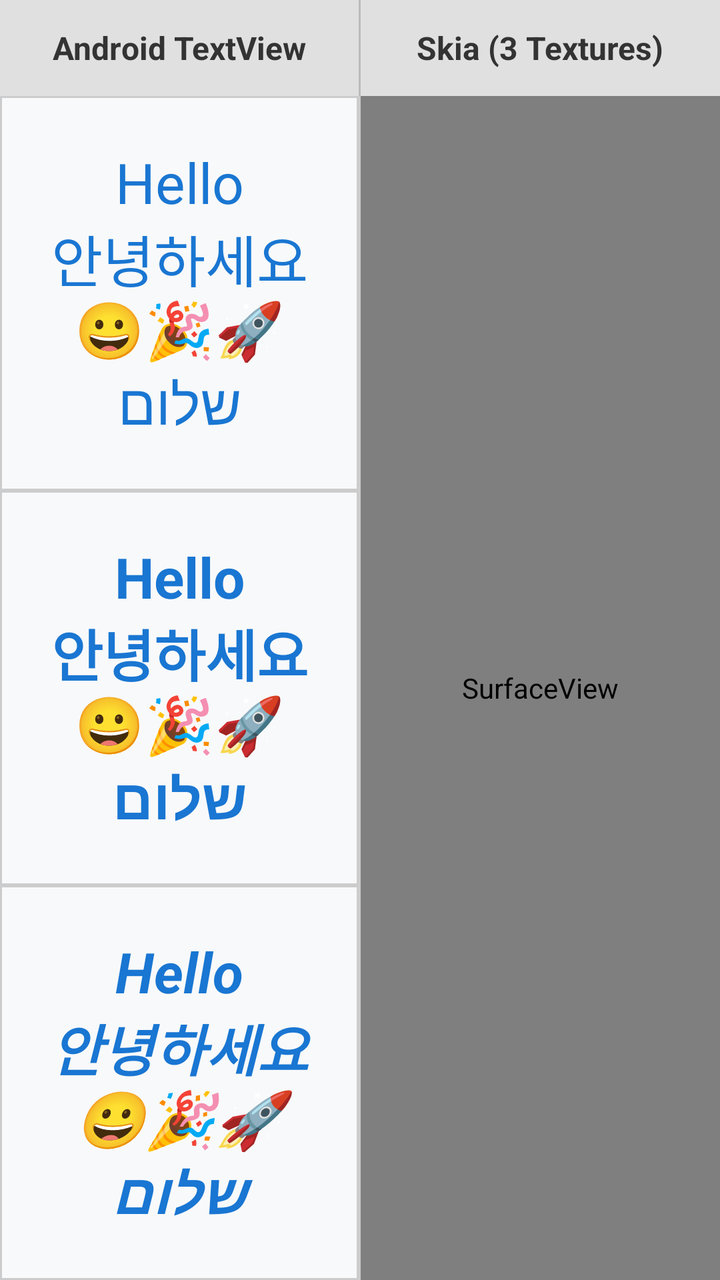
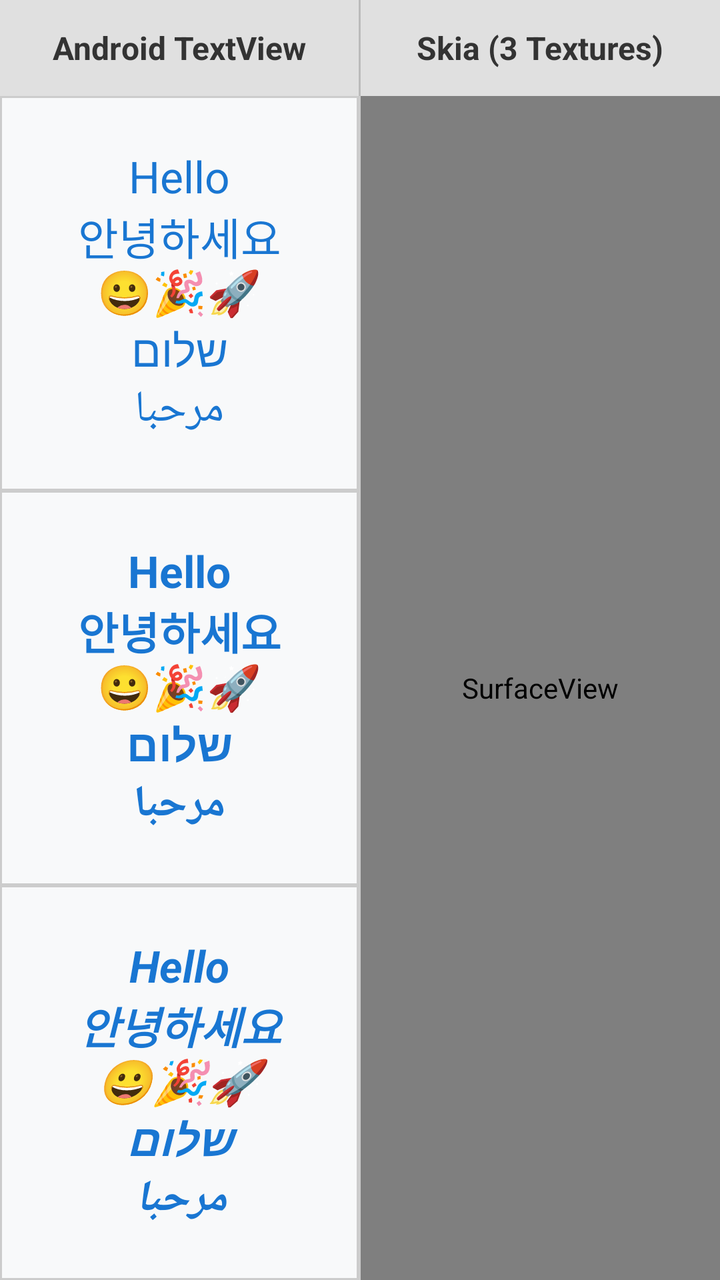

An Android layout rendered at two revisions. The XML below is the earlier revision; the diff shows what the commit changed to produce the second picture.
<!-- AndroidManifest.xml: application theme Theme.HelloSkia -->
<!-- res/layout/activity_main.xml -->
<?xml version="1.0" encoding="utf-8"?>
<LinearLayout xmlns:android="http://schemas.android.com/apk/res/android"
    android:layout_width="match_parent"
    android:layout_height="match_parent"
    android:orientation="vertical"
    android:background="#FFFFFF">

    
    <LinearLayout
        android:layout_width="match_parent"
        android:layout_height="48dp"
        android:orientation="horizontal"
        android:background="#E0E0E0">

        <TextView
            android:layout_width="0dp"
            android:layout_height="match_parent"
            android:layout_weight="1"
            android:gravity="center"
            android:text="Android TextView"
            android:textStyle="bold"
            android:textColor="#333333"
            android:textSize="16sp" />

        <View
            android:layout_width="1dp"
            android:layout_height="match_parent"
            android:background="#BBBBBB" />

        <TextView
            android:layout_width="0dp"
            android:layout_height="match_parent"
            android:layout_weight="1"
            android:gravity="center"
            android:text="Skia (3 Textures)"
            android:textStyle="bold"
            android:textColor="#333333"
            android:textSize="16sp" />
    </LinearLayout>

    
    <LinearLayout
        android:layout_width="match_parent"
        android:layout_height="0dp"
        android:layout_weight="1"
        android:orientation="horizontal">

        
        <LinearLayout
            android:id="@+id/leftColumn"
            android:layout_width="0dp"
            android:layout_height="match_parent"
            android:layout_weight="1"
            android:orientation="vertical">

            
            <TextView
                android:id="@+id/tvNormal"
                android:layout_width="match_parent"
                android:layout_height="0dp"
                android:layout_weight="1"
                android:background="@drawable/cell_border"
                android:fontFamily="sans-serif"
                android:gravity="center"
                android:text="@string/sample_cell_text"
                android:textColor="#1976D2"
                android:textSize="28sp"
                android:textStyle="normal" />

            
            <TextView
                android:id="@+id/tvBold"
                android:layout_width="match_parent"
                android:layout_height="0dp"
                android:layout_weight="1"
                android:background="@drawable/cell_border"
                android:fontFamily="sans-serif"
                android:gravity="center"
                android:text="@string/sample_cell_text"
                android:textColor="#1976D2"
                android:textSize="28sp"
                android:textStyle="bold" />

            
            <TextView
                android:id="@+id/tvBoldItalic"
                android:layout_width="match_parent"
                android:layout_height="0dp"
                android:layout_weight="1"
                android:background="@drawable/cell_border"
                android:fontFamily="sans-serif"
                android:gravity="center"
                android:text="@string/sample_cell_text"
                android:textColor="#1976D2"
                android:textSize="28sp"
                android:textStyle="bold|italic" />
        </LinearLayout>

        <View
            android:layout_width="1dp"
            android:layout_height="match_parent"
            android:background="#CCCCCC" />

        
        <SurfaceView
            android:id="@+id/surfaceView"
            android:layout_width="0dp"
            android:layout_height="match_parent"
            android:layout_weight="1" />
    </LinearLayout>

</LinearLayout>
<!-- resources referenced by this layout -->
<resources>
  <!-- drawable cell_border (drawable) -->
  <?xml version="1.0" encoding="utf-8"?>
  <shape xmlns:android="http://schemas.android.com/apk/res/android"
      android:shape="rectangle">
      <solid android:color="#F8F9FA" />
      <stroke
          android:width="1dp"
          android:color="#CCCCCC" />
  </shape>
  <string name="sample_cell_text">Hello\n안녕하세요\n😀🎉🚀\nשלום</string>
  <style name="Theme.HelloSkia" parent="Theme.MaterialComponents.DayNight.DarkActionBar">
          
          <item name="colorPrimary">@color/purple_500</item>
          <item name="colorPrimaryVariant">@color/purple_700</item>
          <item name="colorOnPrimary">@color/white</item>
          
          <item name="colorSecondary">@color/teal_200</item>
          <item name="colorSecondaryVariant">@color/teal_700</item>
          <item name="colorOnSecondary">@color/black</item>
          
          <item name="android:statusBarColor">?attr/colorPrimaryVariant</item>
          
      </style>
  <color name="purple_500">#FF6200EE</color>
  <color name="purple_700">#FF3700B3</color>
  <color name="white">#FFFFFFFF</color>
  <color name="teal_200">#FF03DAC5</color>
  <color name="teal_700">#FF018786</color>
  <color name="black">#FF000000</color>
</resources>

<!-- the commit's change to res/layout/activity_main.xml (unified diff, before → after) -->
@@ -64,7 +64,7 @@
                 android:gravity="center"
                 android:text="@string/sample_cell_text"
                 android:textColor="#1976D2"
-                android:textSize="28sp"
+                android:textSize="22sp"
                 android:textStyle="normal" />
 
             
@@ -78,7 +78,7 @@
                 android:gravity="center"
                 android:text="@string/sample_cell_text"
                 android:textColor="#1976D2"
-                android:textSize="28sp"
+                android:textSize="22sp"
                 android:textStyle="bold" />
 
             
@@ -92,7 +92,7 @@
                 android:gravity="center"
                 android:text="@string/sample_cell_text"
                 android:textColor="#1976D2"
-                android:textSize="28sp"
+                android:textSize="22sp"
                 android:textStyle="bold|italic" />
         </LinearLayout>
 
<!-- resource entries referenced after the edit -->
@@ -9,7 +9,7 @@
           android:width="1dp"
           android:color="#CCCCCC" />
   </shape>
-  <string name="sample_cell_text">Hello\n안녕하세요\n😀🎉🚀\nשלום</string>
+  <string name="sample_cell_text">Hello\n안녕하세요\n😀🎉🚀\nשלום\nمرحبا</string>
   <style name="Theme.HelloSkia" parent="Theme.MaterialComponents.DayNight.DarkActionBar">
           
           <item name="colorPrimary">@color/purple_500</item>
